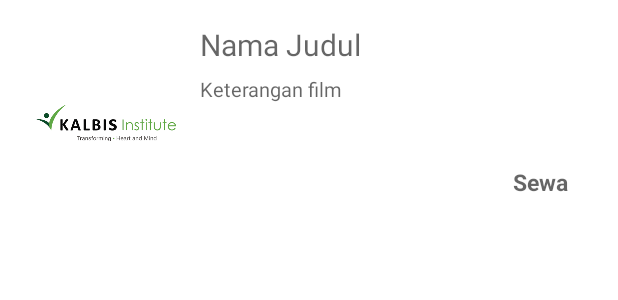
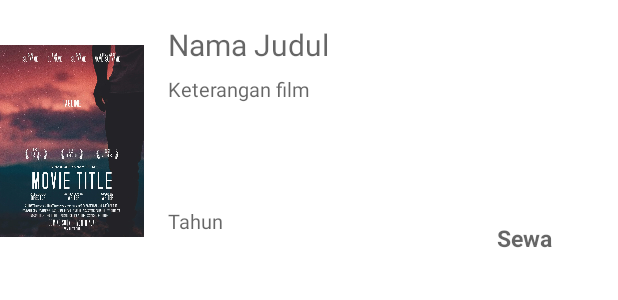
Before and after one commit to faqirkuota/uas-pemograman-bergerak, an Android app: the layout movie_item.xml on its own in the app's theme, with its tools: preview values and no code run, on a phone screen of 412 x 824 dp. Shown: the top 300 px of the screen. Run offline under Robolectric (Android 15) with nearby library versions, the phone set to English and light mode, and no system bars.

Commit message:
Poster Image, Year, Plot
update connect firebase for poster, year, plot.

```diff
--- a/MenuListMovie/app/src/main/res/layout/activity_login.xml
+++ b/MenuListMovie/app/src/main/res/layout/activity_login.xml
@@ -1,4 +1,5 @@
 <?xml version="1.0" encoding="utf-8"?>
+
 <androidx.constraintlayout.widget.ConstraintLayout xmlns:android="http://schemas.android.com/apk/res/android"
     xmlns:app="http://schemas.android.com/apk/res-auto"
     xmlns:tools="http://schemas.android.com/tools"
--- a/MenuListMovie/app/src/main/res/layout/activity_search.xml
+++ b/MenuListMovie/app/src/main/res/layout/activity_search.xml
@@ -17,7 +17,7 @@
         app:layout_constraintHorizontal_bias="0.488"
         app:layout_constraintStart_toStartOf="parent"
         app:layout_constraintTop_toTopOf="parent"
-        app:srcCompat="@drawable/logoupj" />
+        app:srcCompat="@drawable/logokel" />
 
     <EditText
         android:id="@+id/etnamaSearch"
@@ -38,6 +38,8 @@
         android:layout_height="wrap_content"
         android:layout_marginTop="8dp"
         android:text="Cari Judul"
+        android:textColor="#ffffff"
+        android:textStyle="bold"
         app:layout_constraintEnd_toEndOf="@+id/etnamaSearch"
         app:layout_constraintStart_toStartOf="@+id/etnamaSearch"
         app:layout_constraintTop_toBottomOf="@+id/etnamaSearch" />
@@ -88,6 +90,8 @@
         android:layout_height="wrap_content"
         android:layout_marginTop="36dp"
         android:text="Add Film"
+        android:textColor="#ffffff"
+        android:textStyle="bold"
         app:layout_constraintEnd_toEndOf="parent"
         app:layout_constraintStart_toStartOf="parent"
         app:layout_constraintTop_toBottomOf="@+id/poster" />
--- a/MenuListMovie/app/src/main/res/layout/movie_item.xml
+++ b/MenuListMovie/app/src/main/res/layout/movie_item.xml
@@ -14,52 +14,64 @@
         android:text="Nama Judul"
         android:textAppearance="@style/TextAppearance.AppCompat.Medium"
         android:textSize="20sp"
-        app:layout_constraintStart_toEndOf="@+id/imageView"
+        app:layout_constraintStart_toEndOf="@+id/poster"
         app:layout_constraintTop_toTopOf="parent" />
 
     <TextView
         android:id="@+id/tvnamaKet"
-        android:layout_width="244dp"
-        android:layout_height="49dp"
+        android:layout_width="245dp"
+        android:layout_height="76dp"
         android:layout_marginStart="16dp"
         android:layout_marginTop="4dp"
         android:text="Keterangan film"
         android:textAppearance="@style/TextAppearance.AppCompat.Medium"
         android:textSize="13sp"
-        app:layout_constraintStart_toEndOf="@+id/imageView"
+        app:layout_constraintStart_toEndOf="@+id/poster"
         app:layout_constraintTop_toBottomOf="@+id/tvnama" />
+
+    <TextView
+        android:id="@+id/tvnamayear"
+        android:layout_width="112dp"
+        android:layout_height="29dp"
+        android:layout_marginStart="16dp"
+        android:layout_marginTop="12dp"
+        android:text="Tahun"
+        android:textAppearance="@style/TextAppearance.AppCompat.Medium"
+        android:textSize="13sp"
+        app:layout_constraintStart_toEndOf="@+id/poster"
+        app:layout_constraintTop_toBottomOf="@+id/tvnamaKet" />
 
     <TextView
         android:id="@+id/tvedit"
         android:layout_width="62dp"
         android:layout_height="20dp"
         android:text="Sewa"
+        android:textAlignment="textEnd"
         android:textAppearance="@style/TextAppearance.AppCompat.Medium"
         android:textSize="15sp"
         android:textStyle="bold"
-        android:textAlignment="textEnd"
         app:layout_constraintBottom_toTopOf="@+id/guideline2"
         app:layout_constraintEnd_toEndOf="parent"
-        app:layout_constraintHorizontal_bias="0.857"
-        app:layout_constraintStart_toEndOf="@+id/imageView"
+        app:layout_constraintHorizontal_bias="0.651"
+        app:layout_constraintStart_toEndOf="@+id/tvnamayear"
         app:layout_constraintTop_toTopOf="@+id/tvnamaKet"
-        app:layout_constraintVertical_bias="0.685" />
+        app:layout_constraintVertical_bias="0.867" />
 
     <androidx.constraintlayout.widget.Guideline
         android:id="@+id/guideline2"
         android:layout_width="wrap_content"
         android:layout_height="wrap_content"
         android:orientation="horizontal"
-        app:layout_constraintGuide_begin="159dp" />
+        app:layout_constraintGuide_begin="183dp" />
 
     <ImageView
-        android:id="@+id/imageView"
-        android:layout_width="93dp"
-        android:layout_height="132dp"
-        android:layout_marginStart="24dp"
-        android:layout_marginTop="16dp"
+        android:id="@+id/poster"
+        android:layout_width="96dp"
+        android:layout_height="148dp"
+        android:layout_marginStart="0dp"
+        android:layout_marginTop="20dp"
         app:layout_constraintStart_toStartOf="parent"
         app:layout_constraintTop_toTopOf="parent"
-        tools:srcCompat="@drawable/logokalbis" />
+        tools:srcCompat="@drawable/dummy" />
 
 </androidx.constraintlayout.widget.ConstraintLayout>
```
Also changed, not shown: MenuListMovie/app/src/main/java/com/example/menulistmovie/MoviesAdapter.kt (+43 -4 lines), MenuListMovie/app/src/main/res/layout/activity_management_movies.xml (+6 -2 lines), MenuListMovie/app/src/main/res/drawable/dummy.jpeg (added), MenuListMovie/app/src/main/res/drawable/logokalbis.png (deleted).
